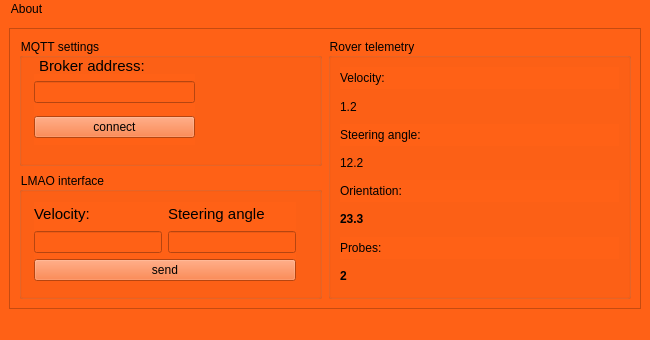
This is resources/mainwindow.ui in marcobackup/VRControlPanel as Qt 5 draws it before an edit. The edited form follows.
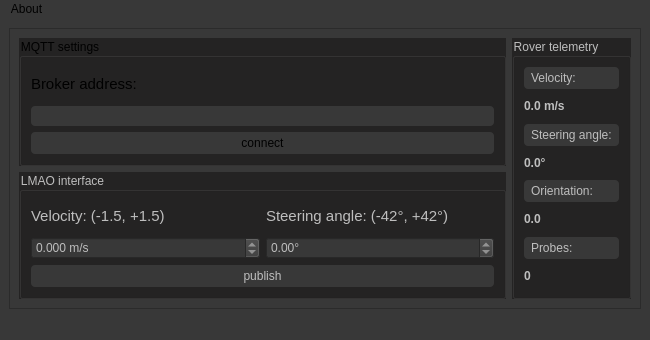
This is the edited form.

Commit message: Created MQTT GUI API

The edit to the form file:
```diff
--- a/resources/mainwindow.ui
+++ b/resources/mainwindow.ui
@@ -32,7 +32,8 @@
    <string>VR control panel</string>
   </property>
   <property name="styleSheet">
-   <string notr="true">background: rgb(255, 97, 22);</string>
+   <string notr="true">background: rgb(56, 56, 56);
+</string>
   </property>
   <widget class="QWidget" name="centralwidget">
    <layout class="QHBoxLayout" name="horizontalLayout_3">
@@ -46,13 +47,27 @@
       </property>
       <layout class="QGridLayout" name="gridLayout">
        <item row="0" column="1" rowspan="2">
-        <widget class="QGroupBox" name="groupBox_3">
+        <widget class="QGroupBox" name="roverTelemetryBox">
+         <property name="enabled">
+          <bool>false</bool>
+         </property>
+         <property name="styleSheet">
+          <string notr="true">QGroupBox { 
+	background: rgb(36, 35, 35);
+}
+</string>
+         </property>
          <property name="title">
           <string>Rover telemetry</string>
          </property>
          <layout class="QVBoxLayout" name="verticalLayout_11">
           <item>
            <widget class="QLabel" name="label_12">
+            <property name="styleSheet">
+             <string notr="true">border-radius: 4px;
+padding: 4px;
+background: rgb(56, 56, 56);</string>
+            </property>
             <property name="text">
              <string>Velocity:</string>
             </property>
@@ -64,12 +79,17 @@
              <string notr="true">background: none;</string>
             </property>
             <property name="text">
-             <string>1.2</string>
+             <string>&lt;html&gt;&lt;head/&gt;&lt;body&gt;&lt;p&gt;&lt;span style=&quot; font-weight:700;&quot;&gt;0.0 m/s&lt;/span&gt;&lt;/p&gt;&lt;/body&gt;&lt;/html&gt;</string>
             </property>
            </widget>
           </item>
           <item>
            <widget class="QLabel" name="label_11">
+            <property name="styleSheet">
+             <string notr="true">border-radius: 4px;
+padding: 4px;
+background: rgb(56, 56, 56);</string>
+            </property>
             <property name="text">
              <string>Steering angle:</string>
             </property>
@@ -81,12 +101,17 @@
              <string notr="true">background: none;</string>
             </property>
             <property name="text">
-             <string>12.2</string>
+             <string>&lt;strong&gt;0.0°&lt;/strong&gt;</string>
             </property>
            </widget>
           </item>
           <item>
            <widget class="QLabel" name="label_10">
+            <property name="styleSheet">
+             <string notr="true">border-radius: 4px;
+padding: 4px;
+background: rgb(56, 56, 56);</string>
+            </property>
             <property name="text">
              <string>Orientation:</string>
             </property>
@@ -98,12 +123,17 @@
              <string notr="true">background: none;</string>
             </property>
             <property name="text">
-             <string>&lt;strong&gt;23.3&lt;/strong&gt;</string>
+             <string>&lt;strong&gt;0.0&lt;/strong&gt;</string>
             </property>
            </widget>
           </item>
           <item>
            <widget class="QLabel" name="label_9">
+            <property name="styleSheet">
+             <string notr="true">border-radius: 4px;
+padding: 4px;
+background: rgb(56, 56, 56);</string>
+            </property>
             <property name="text">
              <string>Probes:</string>
             </property>
@@ -115,7 +145,7 @@
              <string notr="true">background: none;</string>
             </property>
             <property name="text">
-             <string>&lt;strong&gt;2&lt;/strong&gt;</string>
+             <string>&lt;html&gt;&lt;head/&gt;&lt;body&gt;&lt;p&gt;&lt;span style=&quot; font-weight:700;&quot;&gt;0&lt;/span&gt;&lt;/p&gt;&lt;/body&gt;&lt;/html&gt;</string>
             </property>
            </widget>
           </item>
@@ -123,35 +153,22 @@
         </widget>
        </item>
        <item row="1" column="0">
-        <widget class="QGroupBox" name="groupBox_2">
+        <widget class="QGroupBox" name="LMAOInterfaceBox">
+         <property name="enabled">
+          <bool>false</bool>
+         </property>
+         <property name="styleSheet">
+          <string notr="true">QGroupBox { 
+	background: rgb(36, 35, 35);
+}
+</string>
+         </property>
          <property name="title">
           <string>LMAO interface</string>
          </property>
-         <widget class="QWidget" name="">
-          <property name="geometry">
-           <rect>
-            <x>15</x>
-            <y>30</y>
-            <width>262</width>
-            <height>79</height>
-           </rect>
-          </property>
+         <layout class="QVBoxLayout" name="verticalLayout_14">
+          <item>
           <layout class="QGridLayout" name="gridLayout_2">
-           <item row="0" column="0">
-            <widget class="QLabel" name="label">
-             <property name="font">
-              <font>
-               <pointsize>11</pointsize>
-              </font>
-             </property>
-             <property name="styleSheet">
-              <string notr="true">background: none;</string>
-             </property>
-             <property name="text">
-              <string>Velocity:</string>
-             </property>
-            </widget>
-           </item>
            <item row="0" column="1">
             <widget class="QLabel" name="label_13">
              <property name="font">
@@ -163,41 +180,89 @@
               <string notr="true">background: none;</string>
              </property>
              <property name="text">
-              <string>Steering angle</string>
+               <string>Steering angle: (-42°, +42°)</string>
              </property>
             </widget>
            </item>
            <item row="1" column="0">
-            <widget class="QLineEdit" name="lineEdit_2"/>
+             <widget class="QDoubleSpinBox" name="velocityAmount">
+              <property name="suffix">
+               <string> m/s</string>
+              </property>
+              <property name="decimals">
+               <number>3</number>
+              </property>
+              <property name="minimum">
+               <double>-1.490000000000000</double>
+              </property>
+              <property name="maximum">
+               <double>1.490000000000000</double>
+              </property>
+             </widget>
            </item>
            <item row="1" column="1">
-            <widget class="QLineEdit" name="lineEdit_3"/>
+             <widget class="QDoubleSpinBox" name="steeringAngleAmount">
+              <property name="suffix">
+               <string>°</string>
+              </property>
+              <property name="minimum">
+               <double>-41.899999999999999</double>
+              </property>
+              <property name="maximum">
+               <double>41.899999999999999</double>
+              </property>
+             </widget>
            </item>
            <item row="2" column="0" colspan="2">
-            <widget class="QPushButton" name="pushButton_2">
+             <widget class="QPushButton" name="publishBtn">
+              <property name="enabled">
+               <bool>false</bool>
+              </property>
+              <property name="styleSheet">
+               <string notr="true">border-radius: 4px;
+padding: 4px;
+background: rgb(56, 56, 56);
+</string>
+              </property>
              <property name="text">
-              <string>send</string>
+               <string>publish</string>
              </property>
             </widget>
            </item>
-          </layout>
-         </widget>
+            <item row="0" column="0">
+             <widget class="QLabel" name="label">
+              <property name="font">
+               <font>
+                <pointsize>11</pointsize>
+               </font>
+              </property>
+              <property name="styleSheet">
+               <string notr="true">background: none;</string>
+              </property>
+              <property name="text">
+               <string>Velocity: (-1.5, +1.5)</string>
+              </property>
+             </widget>
+            </item>
+           </layout>
+          </item>
+         </layout>
         </widget>
        </item>
        <item row="0" column="0">
         <widget class="QGroupBox" name="groupBox">
+         <property name="styleSheet">
+          <string notr="true">QGroupBox { 
+	background: rgb(36, 35, 35);
+}
+</string>
+         </property>
          <property name="title">
           <string>MQTT settings</string>
          </property>
+         <layout class="QVBoxLayout" name="verticalLayout_13">
+          <item>
          <widget class="QLabel" name="label_14">
-          <property name="geometry">
-           <rect>
-            <x>20</x>
-            <y>20</y>
-            <width>191</width>
-            <height>16</height>
-           </rect>
-          </property>
           <property name="font">
            <font>
             <pointsize>11</pointsize>
@@ -210,28 +275,38 @@
            <string>Broker address: &lt;ip:port&gt;</string>
           </property>
          </widget>
-         <widget class="QWidget" name="">
-          <property name="geometry">
-           <rect>
-            <x>15</x>
-            <y>36</y>
-            <width>161</width>
-            <height>71</height>
-           </rect>
-          </property>
+          </item>
+          <item>
           <layout class="QGridLayout" name="gridLayout_3">
            <item row="1" column="0">
             <widget class="QPushButton" name="MQTTConnectBtn">
+              <property name="styleSheet">
+               <string notr="true">border-radius: 4px;	
+padding: 4px;
+background: rgb(56, 56, 56);
+</string>
+              </property>
              <property name="text">
               <string>connect</string>
              </property>
             </widget>
            </item>
            <item row="0" column="0">
-            <widget class="QLineEdit" name="MQTTAddress"/>
-           </item>
-          </layout>
-         </widget>
+             <widget class="QLineEdit" name="MQTTAddress">
+              <property name="styleSheet">
+               <string notr="true">border-radius: 4px;
+padding: 2px;
+background: rgb(56, 56, 56);
+color: white;</string>
+              </property>
+              <property name="placeholderText">
+               <string/>
+              </property>
+             </widget>
+            </item>
+           </layout>
+          </item>
+         </layout>
         </widget>
        </item>
       </layout>
```
Left out of the diff: 30 changed lines with no effect on the pictures. Lines whose indentation alone changed are shown as unchanged. The commit also changes 4 other files.
